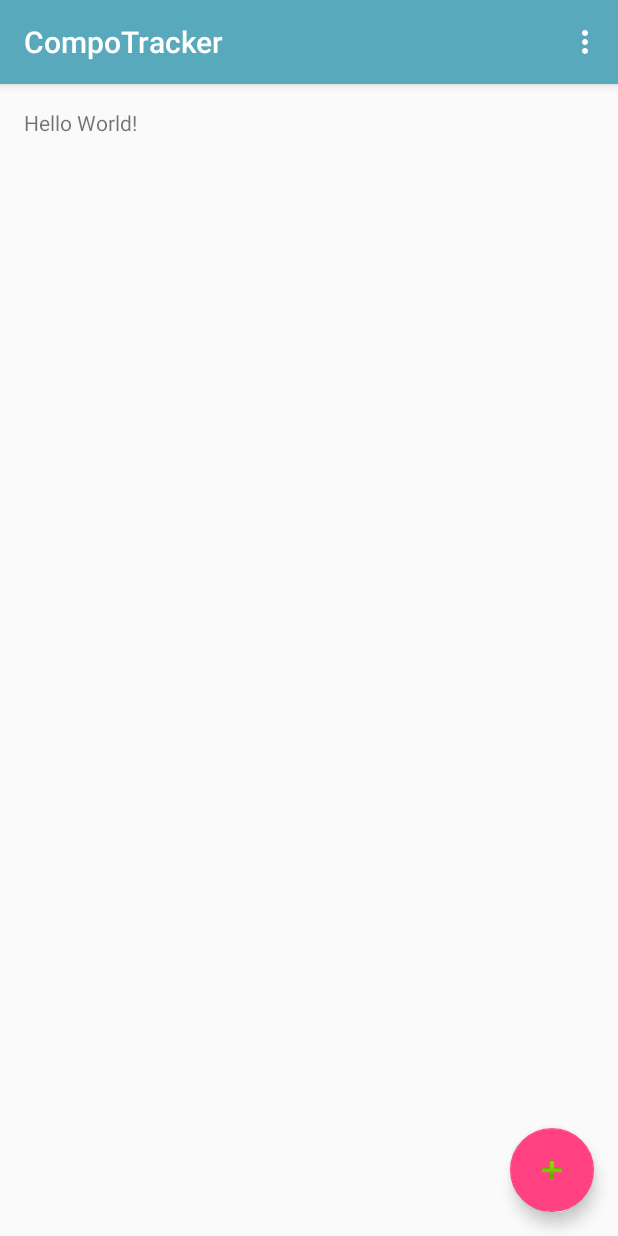
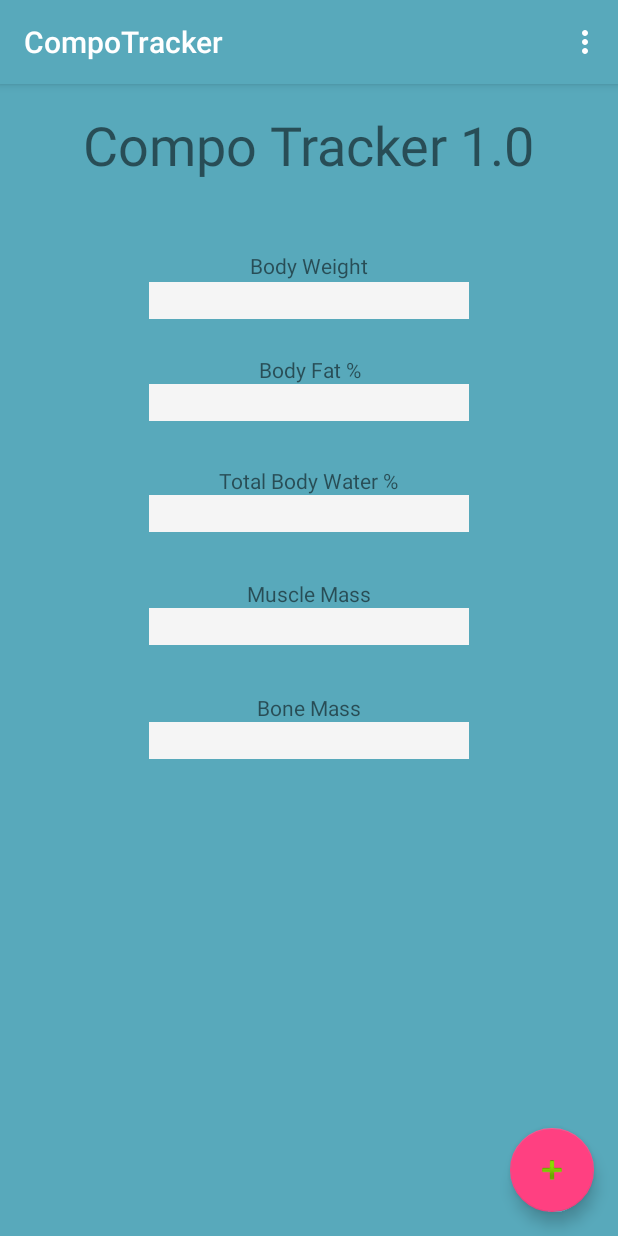
Before and after one commit to rhartvik/CompoTracker, an Android app: the screen it shows after launch (MainActivity), on a phone screen of 412 x 824 dp. Run offline under Robolectric (Android 15) with nearby library versions, the phone set to English and light mode, and no system bars.

Commit message:
Added new fields, with field headers.

```diff
--- a/app/src/main/res/layout/content_main.xml
+++ b/app/src/main/res/layout/content_main.xml
@@ -10,10 +10,111 @@
     android:paddingTop="@dimen/activity_vertical_margin"
     app:layout_behavior="@string/appbar_scrolling_view_behavior"
     tools:context="ca.cinderblok.compotracker.MainActivity"
-    tools:showIn="@layout/activity_main">
+    tools:showIn="@layout/activity_main"
+    android:background="@color/colorPrimary">
 
     <TextView
         android:layout_width="wrap_content"
         android:layout_height="wrap_content"
-        android:text="Hello World!" />
+        android:text="Compo Tracker 1.0"
+        android:id="@+id/textView"
+        android:layout_alignParentTop="true"
+        android:layout_centerHorizontal="true"
+        android:textSize="@dimen/abc_action_button_min_width_overflow_material" />
+
+    <EditText
+        android:layout_width="wrap_content"
+        android:layout_height="wrap_content"
+        android:inputType="numberDecimal"
+        android:ems="10"
+        android:id="@+id/editText"
+        android:layout_marginTop="67dp"
+        android:background="@color/material_grey_100"
+        android:layout_below="@+id/textView"
+        android:layout_centerHorizontal="true" />
+
+    <EditText
+        android:layout_width="wrap_content"
+        android:layout_height="wrap_content"
+        android:inputType="numberDecimal"
+        android:ems="10"
+        android:id="@+id/editText2"
+        android:background="@color/material_grey_100"
+        android:layout_below="@+id/textView3"
+        android:layout_alignStart="@+id/editText" />
+
+    <EditText
+        android:layout_width="wrap_content"
+        android:layout_height="wrap_content"
+        android:inputType="numberDecimal"
+        android:ems="10"
+        android:id="@+id/editText3"
+        android:background="@color/material_grey_100"
+        android:layout_below="@+id/textView4"
+        android:layout_alignStart="@+id/editText2" />
+
+    <EditText
+        android:layout_width="wrap_content"
+        android:layout_height="wrap_content"
+        android:inputType="numberDecimal"
+        android:ems="10"
+        android:id="@+id/editText4"
+        android:background="@color/material_grey_100"
+        android:layout_below="@+id/textView6"
+        android:layout_alignStart="@+id/editText5" />
+
+    <TextView
+        android:layout_width="wrap_content"
+        android:layout_height="wrap_content"
+        android:text="Body Weight"
+        android:id="@+id/textView2"
+        android:layout_alignBottom="@+id/editText"
+        android:layout_centerHorizontal="true"
+        android:layout_marginBottom="26dp" />
+
+    <TextView
+        android:layout_width="wrap_content"
+        android:layout_height="wrap_content"
+        android:text="Body Fat %"
+        android:id="@+id/textView3"
+        android:layout_marginTop="24dp"
+        android:layout_below="@+id/editText"
+        android:layout_alignEnd="@+id/textView6" />
+
+    <EditText
+        android:layout_width="wrap_content"
+        android:layout_height="wrap_content"
+        android:inputType="numberDecimal"
+        android:ems="10"
+        android:id="@+id/editText5"
+        android:background="@color/material_grey_100"
+        android:layout_below="@+id/textView5"
+        android:layout_alignStart="@+id/editText3" />
+
+    <TextView
+        android:layout_width="wrap_content"
+        android:layout_height="wrap_content"
+        android:text="Total Body Water %"
+        android:id="@+id/textView4"
+        android:layout_marginTop="30dp"
+        android:layout_below="@+id/editText2"
+        android:layout_centerHorizontal="true" />
+
+    <TextView
+        android:layout_width="wrap_content"
+        android:layout_height="wrap_content"
+        android:text="Muscle Mass"
+        android:id="@+id/textView5"
+        android:layout_below="@+id/editText3"
+        android:layout_centerHorizontal="true"
+        android:layout_marginTop="31dp" />
+
+    <TextView
+        android:layout_width="wrap_content"
+        android:layout_height="wrap_content"
+        android:text="Bone Mass"
+        android:id="@+id/textView6"
+        android:layout_marginTop="32dp"
+        android:layout_below="@+id/editText5"
+        android:layout_centerHorizontal="true" />
 </RelativeLayout>
```
